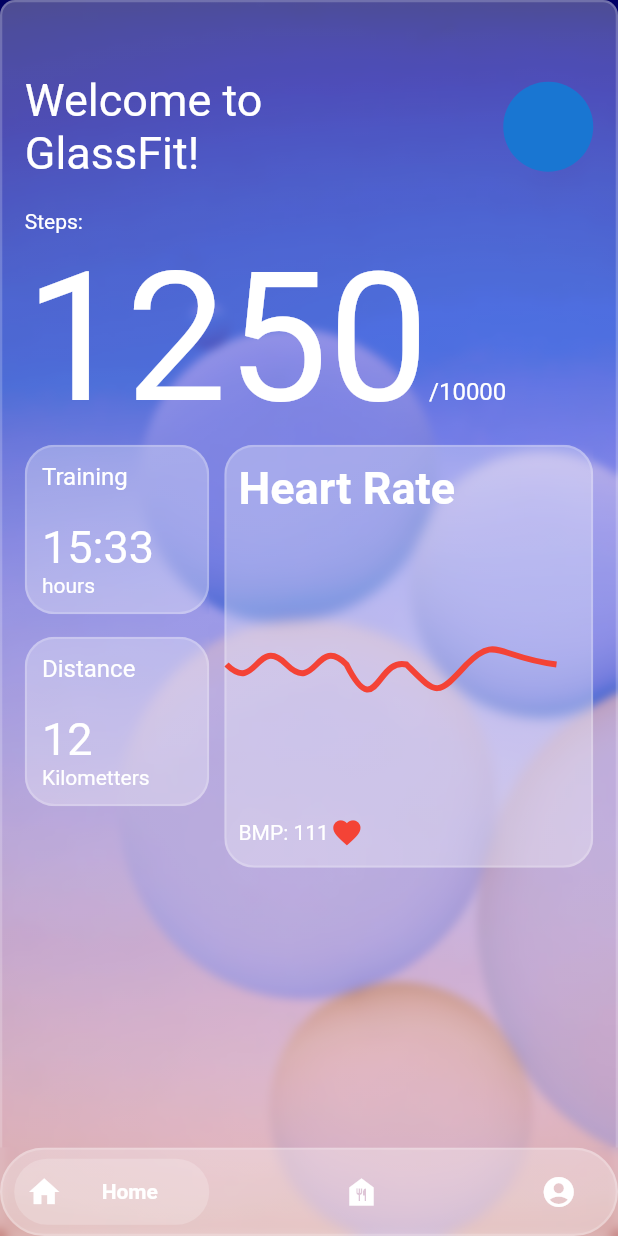
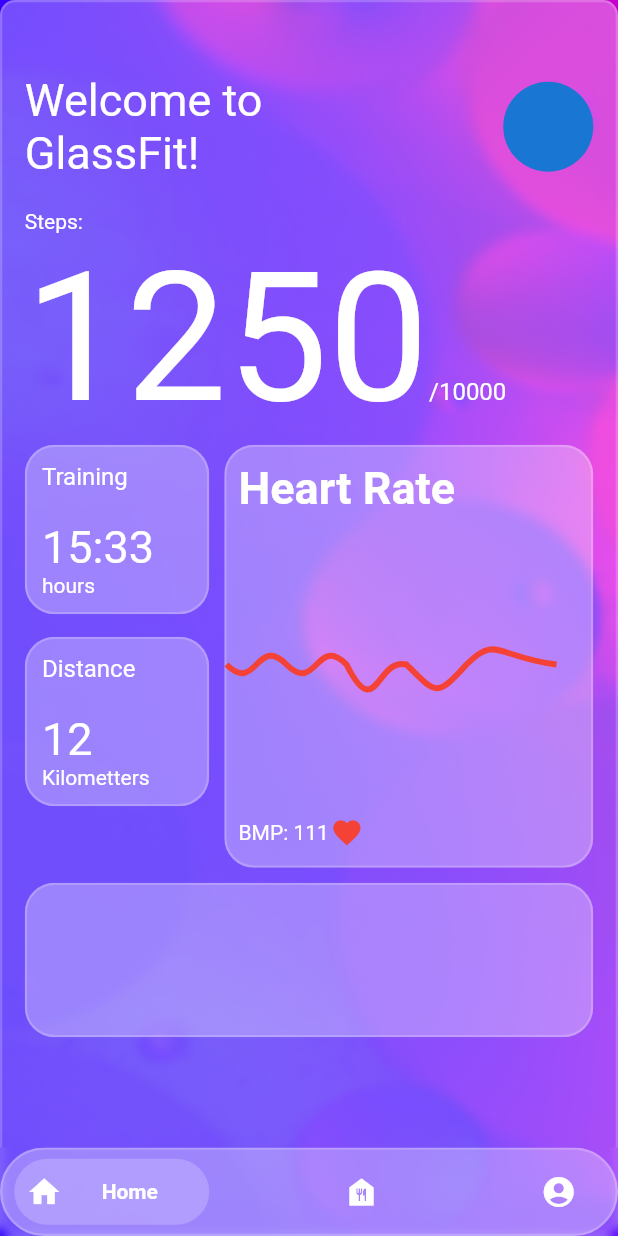
Before and after one commit to Xsidelight/glassmorphism_flutter, a Flutter app: the screen it shows after launch, on a phone screen of 412 x 824 dp. Run offline on Flutter 3.47's test engine with Material 2 defaults, Android fonts, the phone set to English and light mode, and no system bars; drawn by our look-alikes of bottom_navy_bar.

Commit message:
Implemented PageView and Parallax background

```diff
--- a/lib/app/my_app.dart
+++ b/lib/app/my_app.dart
@@ -4,11 +4,11 @@ import 'package:glassmorphism_flutter/ui/screens/home_screen.dart';
 class GlassmorphismApp extends StatelessWidget {
   const GlassmorphismApp({Key? key}) : super(key: key);
 
-  // This widget is the root of your application.
   @override
   Widget build(BuildContext context) {
     return MaterialApp(
       title: 'Glass Health',
+      debugShowCheckedModeBanner: false,
       theme: ThemeData(
         textTheme: const TextTheme(
           bodyText2: TextStyle(color: Colors.white),
--- /dev/null
+++ b/lib/core/constants.dart
@@ -0,0 +1,3 @@
+// asset images paths
+const String backgroundImage =
+    'assets/images/peter-de-lucia-7dmCHvtzc0o-unsplash.jpg';
--- a/lib/ui/screens/food_screen.dart
+++ b/lib/ui/screens/food_screen.dart
@@ -1,5 +1,4 @@
 import 'package:flutter/material.dart';
-
 class FoodScreen extends StatelessWidget {
   const FoodScreen({Key? key}) : super(key: key);
 
@@ -7,11 +6,6 @@ class FoodScreen extends StatelessWidget {
   Widget build(BuildContext context) {
     return Stack(
       children: [
-        Image.asset(
-          'assets/images/background.jpg',
-          fit: BoxFit.fitHeight,
-          height: double.infinity,
-        ),
       ],
     );
   }
--- a/lib/ui/screens/home_screen.dart
+++ b/lib/ui/screens/home_screen.dart
@@ -2,6 +2,7 @@ import 'package:bottom_navy_bar/bottom_navy_bar.dart';
 import 'package:flutter/material.dart';
 import 'package:glassmorphism_flutter/ui/screens/food_screen.dart';
 import 'package:glassmorphism_flutter/ui/screens/profile_screen.dart';
+import 'package:glassmorphism_flutter/ui/widgets/background_image.dart';
 import 'package:glassmorphism_flutter/ui/widgets/glass.dart';
 import 'package:glassmorphism_flutter/ui/widgets/home_screen_body.dart';
 
@@ -21,11 +22,42 @@ class _HomeScreenState extends State<HomeScreen> with TickerProviderStateMixin {
 
   int _currentIndex = 0;
 
+  late PageController _pageController;
+  late double _pageOffset;
+
+  @override
+  void initState() {
+    super.initState();
+    _pageOffset = 0;
+    _pageController = PageController(
+      initialPage: 0,
+    );
+    _pageController.addListener(
+      () => setState(() {
+        _pageOffset = _pageController.page ?? 0;
+      }),
+    );
+  }
+
   @override
   Widget build(BuildContext context) {
+    final screenSize = MediaQuery.of(context).size;
     return Scaffold(
       extendBody: true,
-      body: _bottomNavPages[_currentIndex],
+      body: Stack(
+        children: [
+          BackgroundImage(
+            pageCount: _bottomNavPages.length + 1,
+            screenSize: screenSize,
+            offset: _pageOffset,
+          ),
+          PageView(
+            children: _bottomNavPages,
+            controller: _pageController,
+            physics: const NeverScrollableScrollPhysics(),
+          ),
+        ],
+      ),
       bottomNavigationBar: GlassMorphism(
         start: .3,
         end: .3,
@@ -35,6 +67,9 @@ class _HomeScreenState extends State<HomeScreen> with TickerProviderStateMixin {
           selectedIndex: _currentIndex,
           backgroundColor: Colors.transparent,
           onItemSelected: (value) => setState(() {
+            _pageController.animateToPage(value,
+                duration: const Duration(milliseconds: 500),
+                curve: Curves.ease);
             _currentIndex = value;
           }),
           items: [
--- a/lib/ui/screens/profile_screen.dart
+++ b/lib/ui/screens/profile_screen.dart
@@ -7,11 +7,6 @@ class ProfileScreen extends StatelessWidget {
   Widget build(BuildContext context) {
     return Stack(
       children: [
-        Image.asset(
-          'assets/images/background.jpg',
-          fit: BoxFit.fitHeight,
-          height: double.infinity,
-        ),
       ],
     );
   }
--- /dev/null
+++ b/lib/ui/widgets/background_image.dart
@@ -0,0 +1,38 @@
+import 'package:flutter/material.dart';
+import 'package:glassmorphism_flutter/core/constants.dart';
+
+class BackgroundImage extends StatelessWidget {
+  const BackgroundImage({
+    Key? key,
+    required this.pageCount,
+    required this.screenSize,
+    required this.offset,
+  }) : super(key: key);
+
+  final Size screenSize;
+
+  final int pageCount;
+
+  final double offset;
+
+  @override
+  Widget build(BuildContext context) {
+    int lastPageIdx = pageCount - 1;
+    int firstPageIdx = 0;
+    int alignmentMax = 1;
+    int alignmentMin = -1;
+    int pageRange = (lastPageIdx - firstPageIdx) - 1;
+    int alignmentRange = (alignmentMax - alignmentMin);
+    double alignment =
+        (((offset - firstPageIdx) * alignmentRange) / pageRange) + alignmentMin;
+    return SizedBox(
+      height: screenSize.height,
+      width: screenSize.width,
+      child: Image(
+        image: const AssetImage(backgroundImage),
+        alignment: Alignment(alignment, 0),
+        fit: BoxFit.fitHeight,
+      ),
+    );
+  }
+}
--- a/lib/ui/widgets/home_screen_body.dart
+++ b/lib/ui/widgets/home_screen_body.dart
@@ -40,15 +40,15 @@ class _HomeScreenBodyState extends State<HomeScreenBody>
 
     _cardScale1 = CurvedAnimation(
       parent: _cardAnimationsController,
-      curve: const Interval(0.0, 0.400),
+      curve: const Interval(0.0, 0.200),
     );
     _cardScale2 = CurvedAnimation(
       parent: _cardAnimationsController,
-      curve: const Interval(0.400, 0.800),
+      curve: const Interval(0.200, 0.400),
     );
     _cardScale3 = CurvedAnimation(
       parent: _cardAnimationsController,
-      curve: const Interval(0.800, 0.999),
+      curve: const Interval(0.400, 0.600),
     );
 
     _cardAnimationsController.forward();
@@ -63,14 +63,7 @@ class _HomeScreenBodyState extends State<HomeScreenBody>
 
   @override
   Widget build(BuildContext context) {
-    return Stack(
-      children: [
-        Image.asset(
-          'assets/images/background.jpg',
-          fit: BoxFit.fitHeight,
-          height: double.infinity,
-        ),
-        GlassMorphism(
+    return GlassMorphism(
       start: .3,
       end: .3,
       borderRadius: 10,
@@ -196,12 +189,18 @@ class _HomeScreenBodyState extends State<HomeScreenBody>
                   ),
                 ),
               ],
-                )
+            ),
+            const SizedBox(
+              height: 10,
+            ),
+            const GlassContainer(
+                child: SizedBox(
+              height: 100,
+              width: double.infinity,
+            ))
           ],
         ),
       ),
-        ),
-      ],
     );
   }
 }
```
Also changed, not shown: assets/images/background.jpg (deleted), assets/images/peter-de-lucia-7dmCHvtzc0o-unsplash.jpg (added), 2 other files. Lines whose indentation alone changed are shown as unchanged.
